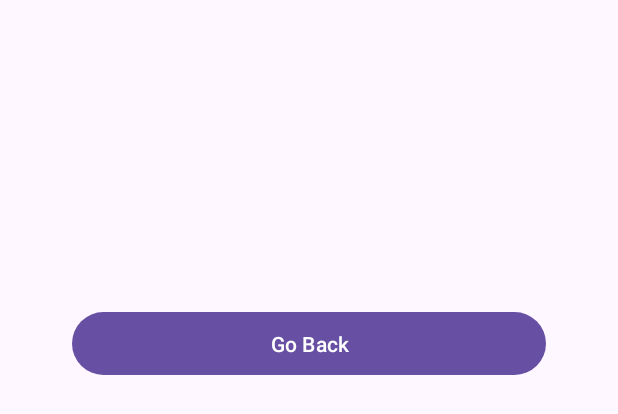
After one commit to sivaprasadnk/android_newsapp, an Android app: the layout activity_details.xml on its own in the app's theme, with its tools: preview values and no code run, on a phone screen of 412 x 824 dp. The commit adds this screen. Shown: the top 414 px of the screen. Run offline under Robolectric (Android 15) with nearby library versions, the phone set to English and light mode, and no system bars.

Commit message:
adding details screen

```diff
--- a/app/build.gradle.kts
+++ b/app/build.gradle.kts
@@ -14,7 +14,7 @@ android {
 
     defaultConfig {
         applicationId = "com.example.newsapp"
-        minSdk = 24
+        minSdk = 33
         targetSdk = 35
         versionCode = 1
         versionName = "1.0"
--- a/app/src/main/AndroidManifest.xml
+++ b/app/src/main/AndroidManifest.xml
@@ -13,6 +13,9 @@
         android:theme="@style/Theme.NewsApp"
         tools:targetApi="31">
         <activity
+            android:name=".DetailsActivity"
+            android:exported="false" />
+        <activity
             android:name=".MainActivity"
             android:exported="true">
             <intent-filter>
--- a/app/src/main/java/com/example/newsapp/MainActivity.kt
+++ b/app/src/main/java/com/example/newsapp/MainActivity.kt
@@ -32,6 +32,8 @@ class MainActivity : AppCompatActivity() {
         val adapter = NewsAdaptor(newsList)
         binding.recyclerView.adapter = adapter
         binding.recyclerView.layoutManager= LinearLayoutManager(this)
+
+
 
         binding.btnAdd.setOnClickListener{
             Log.d("news length",newsList.size.toString() )
--- a/app/src/main/java/com/example/newsapp/News.kt
+++ b/app/src/main/java/com/example/newsapp/News.kt
@@ -1,7 +1,9 @@
 package com.example.newsapp
+
+import java.io.Serializable
 
 data class News(
     var title: String,
     var author: String,
     var content: String
-)
+) : Serializable
--- /dev/null
+++ b/app/src/main/res/layout/activity_details.xml
@@ -0,0 +1,63 @@
+<?xml version="1.0" encoding="utf-8"?>
+<androidx.constraintlayout.widget.ConstraintLayout
+    xmlns:android="http://schemas.android.com/apk/res/android"
+    xmlns:app="http://schemas.android.com/apk/res-auto"
+    xmlns:tools="http://schemas.android.com/tools"
+    android:id="@+id/main"
+    android:layout_margin="16dp"
+    android:padding="16dp"
+    android:layout_width="match_parent"
+    android:layout_height="wrap_content"
+    tools:context=".DetailsActivity">
+
+    <TextView
+        android:id="@+id/tvDetailsTitle"
+        android:layout_marginStart="16dp"
+        android:layout_marginTop="50dp"
+        android:layout_width="match_parent"
+        android:layout_height="wrap_content"
+        android:textSize="24sp"
+        app:layout_constraintStart_toStartOf="parent"
+        app:layout_constraintTop_toTopOf="parent"
+        />
+
+    <TextView
+        android:id="@+id/tvDetailsAuthor"
+        android:layout_width="wrap_content"
+        android:textSize="16sp"
+        android:layout_marginStart="16dp"
+        app:layout_constraintStart_toStartOf="parent"
+        app:layout_constraintTop_toBottomOf="@id/tvDetailsTitle"
+        app:layout_constraintBottom_toTopOf="@id/tvDetailsContent"
+        android:layout_height="wrap_content" />
+
+    <TextView
+        android:id="@+id/tvDetailsContent"
+        android:layout_width="wrap_content"
+        android:paddingHorizontal="16dp"
+        android:layout_height="wrap_content"
+        app:layout_constraintStart_toStartOf="parent"
+        app:layout_constraintTop_toBottomOf="@id/tvDetailsAuthor"
+        app:layout_constraintBottom_toTopOf="@id/btnBack" />
+
+    <View
+        android:id="@+id/spaceView"
+        android:layout_width="0dp"
+        android:layout_height="0dp"
+        app:layout_constraintStart_toStartOf="parent"
+        app:layout_constraintEnd_toEndOf="parent"
+        app:layout_constraintTop_toBottomOf="@id/tvDetailsContent"
+        app:layout_constraintBottom_toTopOf="@id/btnBack" />
+
+    <Button
+        android:id="@+id/btnBack"
+        android:layout_margin="16dp"
+        android:layout_width="match_parent"
+        android:layout_height="50dp"
+        android:text="@string/go_back"
+        app:layout_constraintStart_toStartOf="parent"
+        app:layout_constraintEnd_toEndOf="parent"
+        app:layout_constraintBottom_toBottomOf="parent"
+        app:layout_constraintTop_toBottomOf="@id/spaceView" />
+
+</androidx.constraintlayout.widget.ConstraintLayout>
--- a/app/src/main/res/layout/news_item.xml
+++ b/app/src/main/res/layout/news_item.xml
@@ -2,9 +2,12 @@
 <androidx.cardview.widget.CardView
     xmlns:android="http://schemas.android.com/apk/res/android"
     xmlns:app="http://schemas.android.com/apk/res-auto"
+    android:id="@+id/cardView"
     android:layout_height="wrap_content"
     android:layout_margin="16dp"
     app:cardCornerRadius="8dp"
+    android:clickable="true"
+    android:focusable="true"
     android:layout_width="match_parent">
 
     <androidx.constraintlayout.widget.ConstraintLayout
--- a/app/src/main/res/values/strings.xml
+++ b/app/src/main/res/values/strings.xml
@@ -1,4 +1,5 @@
 <resources>
     <string name="app_name">NewsApp</string>
     <string name="add">Add</string>
+    <string name="go_back">Go Back</string>
 </resources>
```
Also changed, not shown: app/src/main/java/com/example/newsapp/DetailsActivity.kt (added, +33 -0 lines), app/src/main/java/com/example/newsapp/NewsAdaptor.kt (+18 -5 lines).
